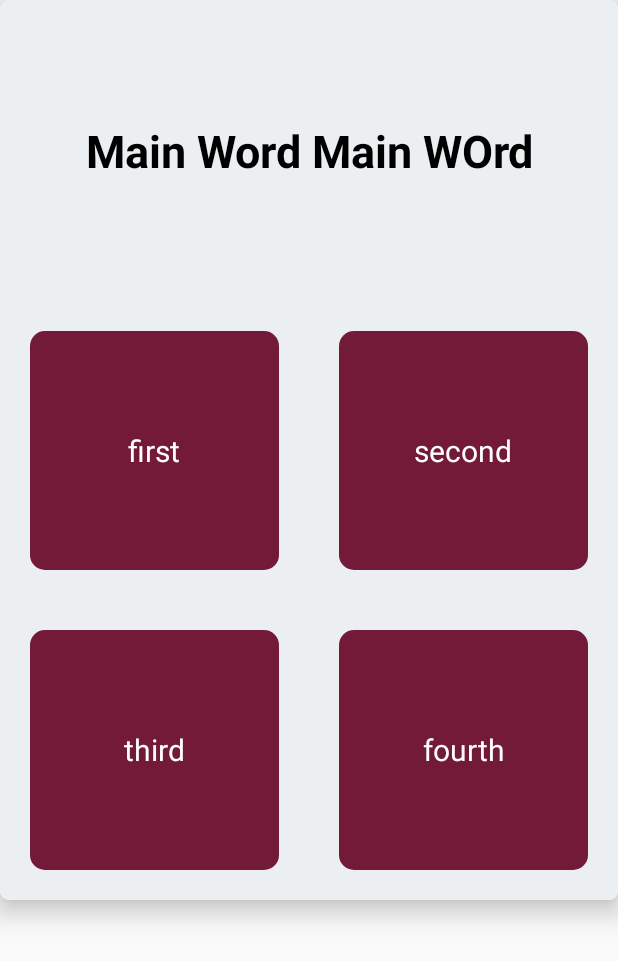
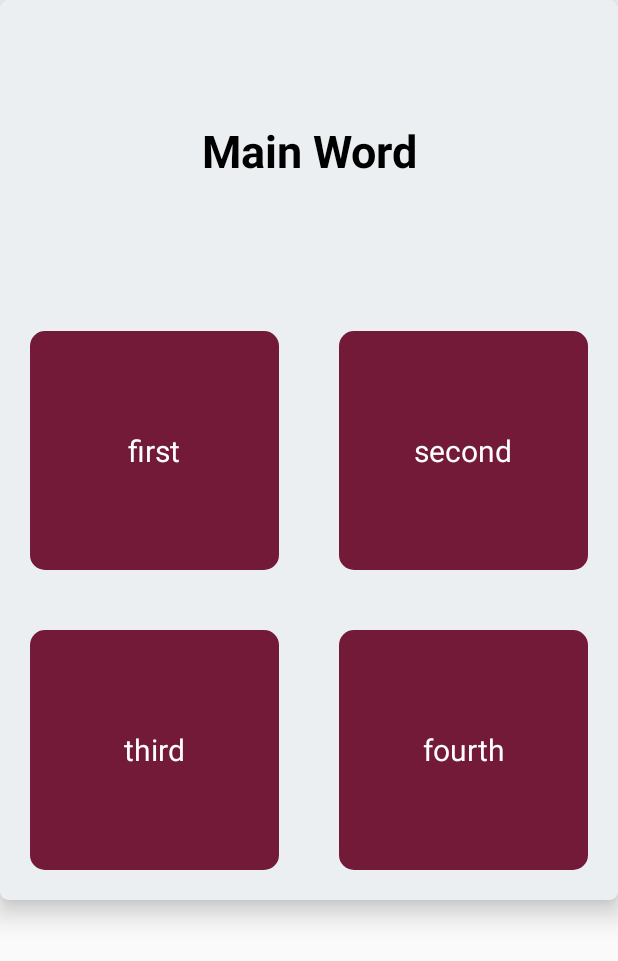
Before and after one commit to okisad/Memofication, an Android app: the layout word_card_card_layout.xml on its own in the app's theme, with its tools: preview values and no code run, on a phone screen of 412 x 824 dp. Shown: the top 961 px of the screen. Run offline under Robolectric (Android 15) with nearby library versions, the light colour scheme and no system bars.

Commit message:
fix card_layout

```diff
--- a/app/src/main/res/layout/word_card_card_layout.xml
+++ b/app/src/main/res/layout/word_card_card_layout.xml
@@ -26,7 +26,7 @@
                 android:layout_width="match_parent"
                 android:layout_height="wrap_content"
                 android:gravity="center_horizontal"
-                android:text="Main Word Main WOrd"
+                android:text="Main Word"
                 android:textStyle="bold"
                 android:textColor="@color/black"
                 android:textSize="30sp"/>
```
